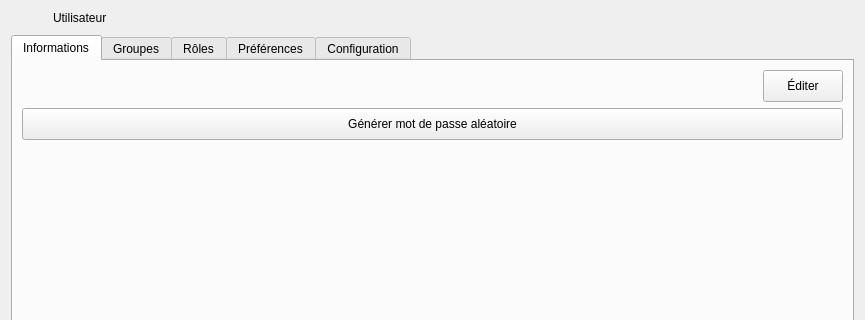
Qt form client/src/editors/UserWidget.ui (introlab/openteraplus) before a commit; both pictures show x 0 to 865 and y 0 to 320 of the 865 by 552 pixel window.
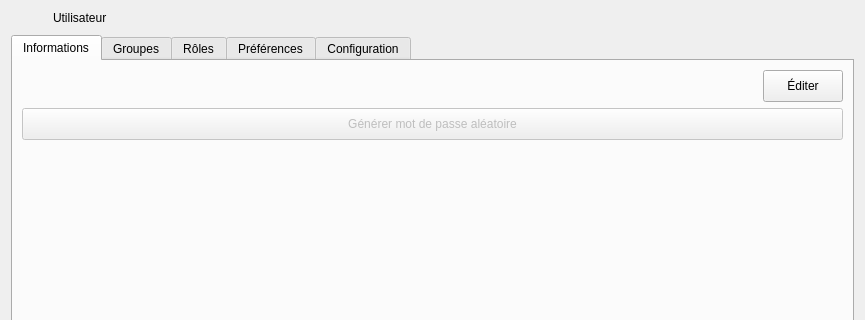
The same form after that commit. Icons and pictures are not drawn. Custom widgets are drawn as their Qt base class.

What changed in the file:
```diff
--- a/client/src/editors/UserWidget.ui
+++ b/client/src/editors/UserWidget.ui
@@ -269,6 +269,9 @@
              </item>
              <item>
               <widget class="QPushButton" name="btnGeneratePassword">
+               <property name="enabled">
+                <bool>false</bool>
+               </property>
                <property name="minimumSize">
                 <size>
                  <width>0</width>
```
